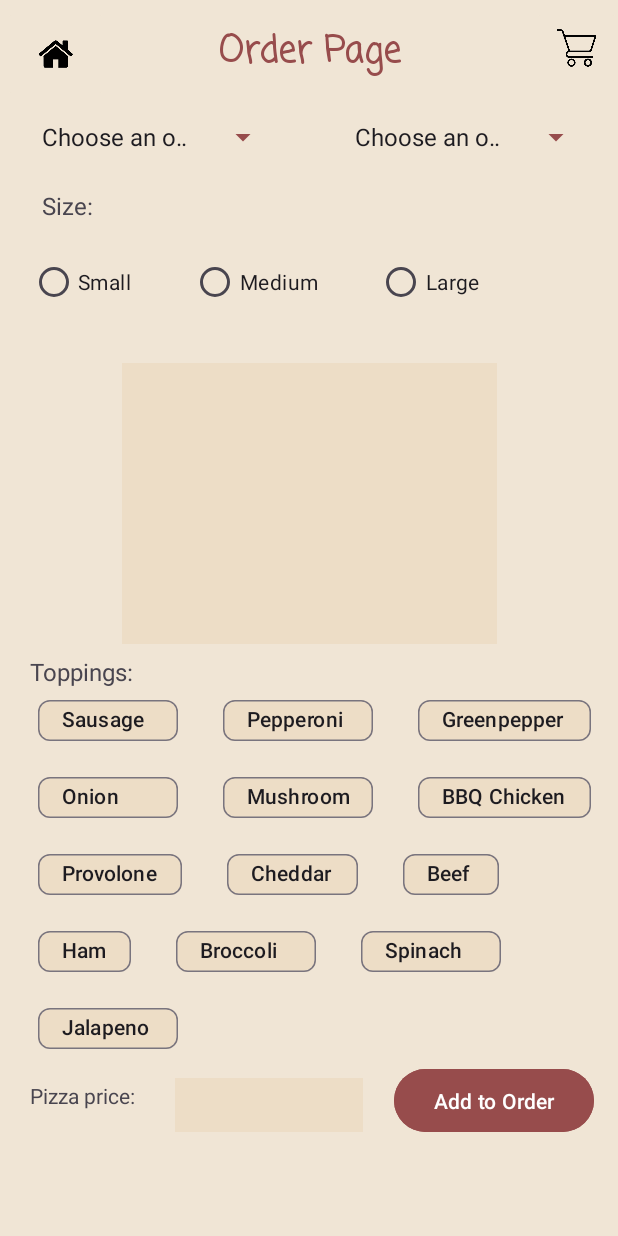
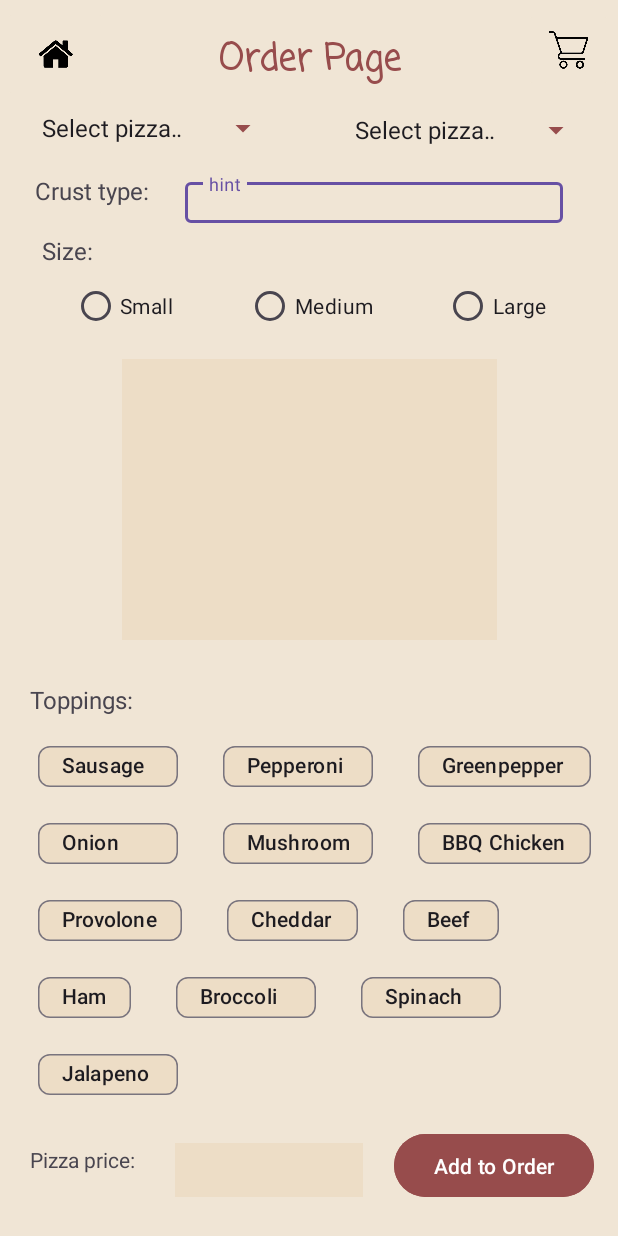
Before and after one commit to sk2539/RUPizzeriaAndroid, an Android app: the OrderActivity screen opened directly, with no data from a screen before it, on a phone screen of 412 x 824 dp. Run offline under Robolectric (Android 15) with nearby library versions, the phone set to English and light mode, and no system bars.

Commit message:
finalized UI for order page

```diff
--- a/app/src/main/java/com/example/rupizzeriaandroid/OrderActivity.java
+++ b/app/src/main/java/com/example/rupizzeriaandroid/OrderActivity.java
@@ -34,20 +34,20 @@ public class OrderActivity extends AppCompatActivity {
 
     private int numberOfToppings = 0;
 
+
+    // shorten this method
     @Override
     protected void onCreate(Bundle savedInstanceState) {
         super.onCreate(savedInstanceState);
         EdgeToEdge.enable(this);
         setContentView(R.layout.activity_order);
-
         ViewCompat.setOnApplyWindowInsetsListener(findViewById(R.id.main), (v, insets) -> {
             Insets systemBars = insets.getInsets(WindowInsetsCompat.Type.systemBars());
             v.setPadding(systemBars.left, systemBars.top, systemBars.right, systemBars.bottom);
             return insets;
         });
-
         typeSpinner = findViewById(R.id.chooseType);
-        String[] orderOptions = {"Choose an option", "Chicago Pizza", "New York Pizza"};
+        String[] orderOptions = {"Select pizza style", "Chicago Pizza", "New York Pizza"};
 
         ArrayAdapter<String> adapter = new ArrayAdapter<>(
                 this,
@@ -57,7 +57,7 @@ public class OrderActivity extends AppCompatActivity {
         adapter.setDropDownViewResource(android.R.layout.simple_spinner_dropdown_item);
         typeSpinner.setAdapter(adapter);
         pizzaSpinner = findViewById(R.id.choosePizzaType);
-        String[] pizzaTypeOptions = {"Choose an option", "Deluxe", "BBQ Chicken", "Meatzza", "Build your own"};
+        String[] pizzaTypeOptions = {"Select pizza type", "Deluxe", "BBQ Chicken", "Meatzza", "Build your own"};
 
         ArrayAdapter<String> adapter2 = new ArrayAdapter<>(
                 this,
@@ -100,8 +100,6 @@ public class OrderActivity extends AppCompatActivity {
                 }
             });
         }
-
-
     }
 
     private void showMaxToppingsAlert() {
--- a/app/src/main/res/layout/activity_order.xml
+++ b/app/src/main/res/layout/activity_order.xml
@@ -14,10 +14,10 @@
         android:layout_width="wrap_content"
         android:layout_height="wrap_content"
         android:layout_marginStart="20dp"
-        android:layout_marginTop="7dp"
         android:layout_marginEnd="303dp"
         android:text="@string/toppings"
         android:textSize="16sp"
+        app:layout_constraintBottom_toTopOf="@+id/toppings"
         app:layout_constraintEnd_toEndOf="parent"
         app:layout_constraintHorizontal_bias="0.0"
         app:layout_constraintStart_toStartOf="parent"
@@ -30,11 +30,13 @@
         android:layout_marginStart="171dp"
         android:layout_marginTop="16dp"
         android:layout_marginEnd="166dp"
+        android:layout_marginBottom="8dp"
         android:fontFamily="casual"
         android:text="@string/order_page"
         android:textColor="#974C4C"
         android:textSize="24sp"
         android:textStyle="bold"
+        app:layout_constraintBottom_toTopOf="@+id/choosePizzaType"
         app:layout_constraintEnd_toEndOf="parent"
         app:layout_constraintHorizontal_bias="0.553"
         app:layout_constraintStart_toStartOf="parent"
@@ -42,47 +44,47 @@
 
 
     <Spinner
+        android:id="@+id/choosePizzaType"
+        android:layout_width="166dp"
+        android:layout_height="29dp"
+        android:layout_marginStart="21dp"
+        android:layout_marginTop="8dp"
+        android:layout_marginEnd="28dp"
+        android:layout_marginBottom="13dp"
+        android:backgroundTint="#974C4C"
+        app:layout_constraintBottom_toTopOf="@+id/textInputLayout"
+        app:layout_constraintEnd_toEndOf="parent"
+        app:layout_constraintStart_toEndOf="@+id/chooseType"
+        app:layout_constraintTop_toBottomOf="@+id/shoppingCart" />
+
+    <Spinner
         android:id="@+id/chooseType"
         android:layout_width="166dp"
         android:layout_height="29dp"
         android:layout_marginStart="30dp"
-        android:layout_marginTop="23dp"
+        android:layout_marginTop="12dp"
         android:layout_marginEnd="21dp"
+        android:layout_marginBottom="16dp"
         android:backgroundTint="#974C4C"
+        app:layout_constraintBottom_toTopOf="@+id/textView7"
         app:layout_constraintEnd_toStartOf="@+id/choosePizzaType"
         app:layout_constraintStart_toStartOf="parent"
         app:layout_constraintTop_toBottomOf="@+id/textView3" />
-
-
-    <Spinner
-        android:id="@+id/choosePizzaType"
-        android:layout_width="166dp"
-        android:layout_height="29dp"
-        android:layout_marginStart="21dp"
-        android:layout_marginTop="23dp"
-        android:layout_marginEnd="28dp"
-        android:layout_marginBottom="612dp"
-        android:backgroundTint="#974C4C"
-        app:layout_constraintBottom_toBottomOf="parent"
-        app:layout_constraintEnd_toEndOf="parent"
-        app:layout_constraintStart_toEndOf="@+id/chooseType"
-        app:layout_constraintTop_toBottomOf="@+id/textView3"
-        app:layout_constraintVertical_bias="0.0" />
-
 
     <ImageView
         android:id="@+id/mainImage"
         android:layout_width="250dp"
         android:layout_height="187.5dp"
         android:layout_margin="16dp"
-        android:layout_marginStart="80dp"
-        android:layout_marginTop="-20dp"
-        android:layout_marginEnd="145dp"
+        android:layout_marginStart="127dp"
+        android:layout_marginEnd="16dp"
+        android:layout_marginBottom="3dp"
         android:background="#EDDDC6"
         android:src="@null"
+        app:layout_constraintBottom_toTopOf="@+id/textView5"
         app:layout_constraintEnd_toEndOf="parent"
         app:layout_constraintStart_toStartOf="parent"
-        app:layout_constraintTop_toBottomOf="@+id/radioGroupSize" />
+        app:layout_constraintTop_toBottomOf="@+id/textView4" />
 
 
     <ImageButton
@@ -92,65 +94,78 @@
         android:layout_marginStart="1dp"
         android:layout_marginTop="4dp"
         android:layout_marginEnd="340dp"
+        android:layout_marginBottom="3dp"
         android:backgroundTint="#F0E5D5"
         android:scaleType="fitCenter"
+        app:layout_constraintBottom_toTopOf="@+id/chooseType"
         app:layout_constraintEnd_toEndOf="parent"
         app:layout_constraintStart_toStartOf="parent"
         app:layout_constraintTop_toTopOf="parent"
         app:srcCompat="@drawable/homebuttonprocessed" />
+
 
     <TextView
         android:id="@+id/textView4"
         android:layout_width="wrap_content"
         android:layout_height="wrap_content"
         android:layout_marginStart="28dp"
-        android:layout_marginTop="20dp"
+        android:layout_marginTop="18dp"
         android:layout_marginEnd="350dp"
         android:text="@string/size"
         android:textColorLink="#260505"
         android:textSize="16sp"
+        app:layout_constraintBottom_toTopOf="@+id/radioGroupSize"
         app:layout_constraintEnd_toEndOf="parent"
+        app:layout_constraintHorizontal_bias="0.421"
         app:layout_constraintStart_toStartOf="parent"
-        app:layout_constraintTop_toBottomOf="@+id/chooseType" />
+        app:layout_constraintTop_toBottomOf="@+id/textView7" />
 
 
     <RadioGroup
         android:id="@+id/radioGroupSize"
-        android:layout_width="316dp"
-        android:layout_height="62dp"
+        android:layout_width="340dp"
+        android:layout_height="59dp"
         android:layout_marginStart="20dp"
-        android:layout_marginTop="16dp"
+        android:layout_marginTop="2dp"
+        android:layout_marginEnd="33dp"
         android:orientation="horizontal"
+        app:layout_constraintBottom_toTopOf="@+id/mainImage"
+        app:layout_constraintEnd_toEndOf="parent"
         app:layout_constraintStart_toStartOf="parent"
         app:layout_constraintTop_toBottomOf="@+id/textView4">
 
+
+    </RadioGroup>
 
     <RadioButton
         android:id="@+id/radioButtonSmall"
         android:layout_width="wrap_content"
         android:layout_height="wrap_content"
+        android:gravity="center"
         android:text="@string/small"
-            android:layout_marginEnd="40dp"
-            android:gravity="center" />
-
+        app:layout_constraintEnd_toStartOf="@+id/radioButtonMedium"
+        app:layout_constraintStart_toStartOf="parent"
+        app:layout_constraintTop_toTopOf="@+id/radioGroupSize"  />
 
     <RadioButton
         android:id="@+id/radioButtonMedium"
         android:layout_width="wrap_content"
         android:layout_height="wrap_content"
+        android:gravity="center"
         android:text="@string/medium"
-            android:layout_marginEnd="40dp"
-            android:gravity="center" />
-
+        app:layout_constraintEnd_toStartOf="@+id/radioButtonLarge"
+        app:layout_constraintStart_toEndOf="@+id/radioButtonSmall"
+        app:layout_constraintTop_toTopOf="@+id/radioGroupSize" />
 
     <RadioButton
         android:id="@+id/radioButtonLarge"
         android:layout_width="wrap_content"
         android:layout_height="wrap_content"
+        android:gravity="center"
         android:text="@string/large"
-            android:gravity="center" />
-    </RadioGroup>
-
+        app:layout_constraintEnd_toEndOf="parent"
+        app:layout_constraintStart_toEndOf="@+id/radioButtonMedium"
+        app:layout_constraintTop_toTopOf="@+id/radioGroupSize"/>
 
     <com.google.android.material.textfield.TextInputLayout
         android:id="@+id/pricePriceInput"
@@ -159,14 +174,13 @@
         android:layout_marginStart="10dp"
         android:layout_marginTop="10dp"
         android:layout_marginEnd="20dp"
+        android:layout_marginBottom="13dp"
         android:background="#EDDDC6"
         android:enabled="false"
+        app:layout_constraintBottom_toBottomOf="parent"
         app:layout_constraintEnd_toStartOf="@+id/button3"
         app:layout_constraintStart_toEndOf="@+id/textView6"
-        app:layout_constraintTop_toBottomOf="@+id/toppings">
-
-
-    </com.google.android.material.textfield.TextInputLayout>
+        app:layout_constraintTop_toBottomOf="@+id/toppings" />
 
     <Button
         android:id="@+id/button3"
@@ -174,8 +188,10 @@
         android:layout_height="50dp"
         android:layout_marginStart="250dp"
         android:layout_marginEnd="16dp"
+        android:layout_marginBottom="10dp"
         android:backgroundTint="#974C4C"
         android:text="@string/add_to_order"
+        app:layout_constraintBottom_toBottomOf="parent"
         app:layout_constraintEnd_toEndOf="parent"
         app:layout_constraintHorizontal_bias="1.0"
         app:layout_constraintStart_toStartOf="parent"
@@ -188,7 +204,9 @@
         android:layout_marginStart="19dp"
         android:layout_marginTop="12dp"
         android:layout_marginEnd="16dp"
+        android:layout_marginBottom="29dp"
         android:text="@string/pizza_price"
+        app:layout_constraintBottom_toBottomOf="parent"
         app:layout_constraintEnd_toStartOf="@+id/pricePriceInput"
         app:layout_constraintStart_toStartOf="parent"
         app:layout_constraintTop_toBottomOf="@+id/toppings" />
@@ -197,6 +215,7 @@
         android:id="@+id/toppings"
         android:layout_width="406dp"
         android:layout_height="250dp"
+        app:layout_constraintBottom_toTopOf="@+id/button3"
         app:layout_constraintEnd_toEndOf="parent"
         app:layout_constraintHorizontal_bias="0.538"
         app:layout_constraintStart_toStartOf="parent"
@@ -365,13 +384,46 @@
         android:id="@+id/shoppingCart"
         android:layout_width="59dp"
         android:layout_height="56dp"
-        android:layout_marginStart="356dp"
+        android:layout_marginStart="78dp"
         android:layout_marginTop="4dp"
+        android:layout_marginBottom="1dp"
         android:backgroundTint="#F0E5D5"
         android:scaleType="fitCenter"
+        app:layout_constraintBottom_toTopOf="@+id/choosePizzaType"
         app:layout_constraintEnd_toEndOf="parent"
-        app:layout_constraintStart_toStartOf="parent"
+        app:layout_constraintStart_toEndOf="@+id/textView3"
         app:layout_constraintTop_toTopOf="parent"
         app:srcCompat="@drawable/shoppingcart" />
 
+    <TextView
+        android:id="@+id/textView7"
+        android:layout_width="wrap_content"
+        android:layout_height="wrap_content"
+        android:layout_marginStart="20dp"
+        android:layout_marginTop="16dp"
+        android:layout_marginEnd="8dp"
+        android:text="Crust type: "
+        android:textSize="16sp"
+        app:layout_constraintEnd_toStartOf="@+id/textInputLayout"
+        app:layout_constraintStart_toStartOf="parent"
+        app:layout_constraintTop_toBottomOf="@+id/chooseType" />
+
+    <com.google.android.material.textfield.TextInputLayout
+        android:id="@+id/textInputLayout"
+        android:layout_width="263dp"
+        android:layout_height="37dp"
+        android:layout_marginStart="8dp"
+        android:layout_marginEnd="22dp"
+        android:layout_marginBottom="25dp"
+        app:layout_constraintBottom_toTopOf="@+id/radioGroupSize"
+        app:layout_constraintEnd_toEndOf="parent"
+        app:layout_constraintStart_toEndOf="@+id/textView7"
+        app:layout_constraintTop_toBottomOf="@+id/choosePizzaType">
+
+        <com.google.android.material.textfield.TextInputEditText
+            android:layout_width="252dp"
+            android:layout_height="27dp"
+            android:hint="hint" />
+    </com.google.android.material.textfield.TextInputLayout>
+
 </androidx.constraintlayout.widget.ConstraintLayout>
```
Lines whose indentation alone changed are shown as unchanged.
